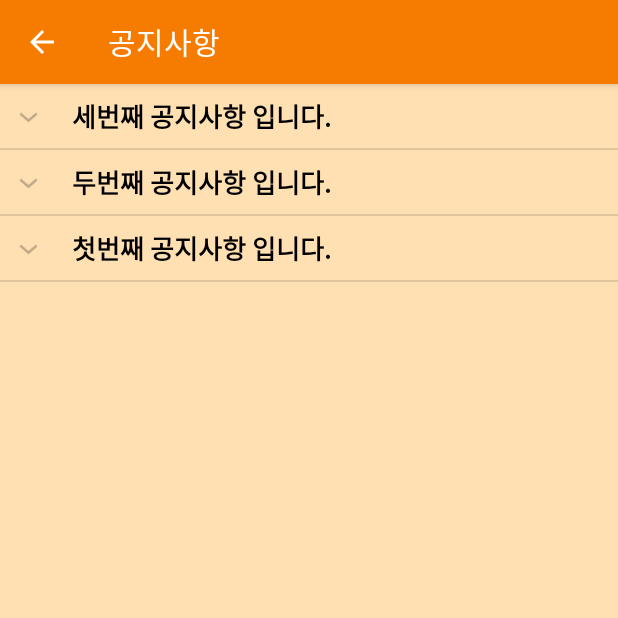
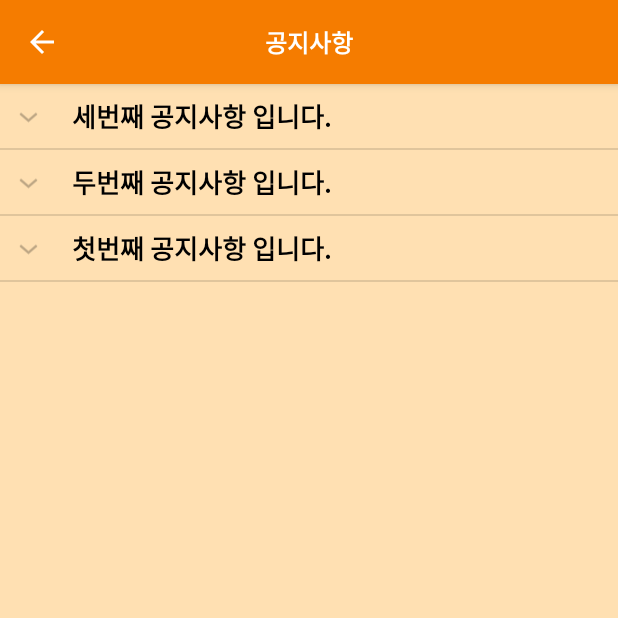
Before and after one commit to JJungRE/MCalendar, an Android app: the MainActivity screen opened directly, with no data from a screen before it, after a tap on "공지사항", on a phone screen of 412 x 824 dp, the top half of it. Run offline under Robolectric (Android 15) with nearby library versions, the phone set to English and light mode, and no system bars; 2 statements that could not run were skipped; 3 other taps on this screen came first.

Commit message:
타이틀 센터 정렬

```diff
--- a/app/src/main/java/com/roopre/mcalendar/MainActivity.java
+++ b/app/src/main/java/com/roopre/mcalendar/MainActivity.java
@@ -8,10 +8,12 @@ import android.os.Bundle;
 import android.support.design.widget.NavigationView;
 import android.support.v4.view.GravityCompat;
 import android.support.v4.widget.DrawerLayout;
+import android.support.v7.app.ActionBar;
 import android.support.v7.app.ActionBarDrawerToggle;
 import android.support.v7.app.AppCompatActivity;
 import android.support.v7.widget.Toolbar;
 import android.util.Log;
+import android.view.Gravity;
 import android.view.Menu;
 import android.view.MenuItem;
 import android.view.View;
@@ -51,6 +53,8 @@ public class MainActivity extends AppCompatActivity
     DrawerLayout drawer;
     ActionBarDrawerToggle toggle;
 
+    ActionBar actionBar;
+    TextView title_tv;
     Menu menu;
 
     //2017-11-29 종민추가
@@ -114,6 +118,20 @@ public class MainActivity extends AppCompatActivity
 
         Toolbar toolbar = (Toolbar) findViewById(R.id.toolbar);
         setSupportActionBar(toolbar);
+        View viewActionBar = getLayoutInflater().inflate(R.layout.custom_title, null);
+        ActionBar.LayoutParams params = new ActionBar.LayoutParams(//Center the textview in the ActionBar !
+                ActionBar.LayoutParams.WRAP_CONTENT,
+                ActionBar.LayoutParams.MATCH_PARENT,
+                Gravity.CENTER);
+        TextView textviewTitle = (TextView) viewActionBar.findViewById(R.id.toolbar_title);
+
+        actionBar = getSupportActionBar();
+        actionBar.setCustomView(viewActionBar, params);
+        actionBar.setDisplayShowCustomEnabled(true);
+        actionBar.setDisplayShowTitleEnabled(false);
+        actionBar.setDisplayHomeAsUpEnabled(true);
+        actionBar.setIcon(R.color.transparent);
+        actionBar.setHomeButtonEnabled(true);
 
         drawer = (DrawerLayout) findViewById(R.id.drawer_layout);
         toggle = new ActionBarDrawerToggle(
--- a/app/src/main/java/com/roopre/mcalendar/NoticeActivity.java
+++ b/app/src/main/java/com/roopre/mcalendar/NoticeActivity.java
@@ -3,7 +3,10 @@ package com.roopre.mcalendar;
 import android.os.Bundle;
 import android.support.v7.app.ActionBar;
 import android.support.v7.app.AppCompatActivity;
+import android.view.Gravity;
+import android.view.View;
 import android.widget.ExpandableListView;
+import android.widget.TextView;
 
 import java.util.ArrayList;
 import java.util.HashMap;
@@ -37,12 +40,20 @@ public class NoticeActivity extends AppCompatActivity {
         // setting list adapter
         expListView.setAdapter(listAdapter);
 
-        //actionBar 객체를 가져올 수 있다.
-        ActionBar actionBar = getSupportActionBar();
-
-//        //메뉴바에 '<' 버튼이 생긴다.(두개는 항상 같이다닌다)
-        actionBar.setDisplayHomeAsUpEnabled(true);
-        actionBar.setHomeButtonEnabled(true);
+        final ActionBar abar = getSupportActionBar();
+        View viewActionBar = getLayoutInflater().inflate(R.layout.custom_title, null);
+        ActionBar.LayoutParams params = new ActionBar.LayoutParams(//Center the textview in the ActionBar !
+                ActionBar.LayoutParams.WRAP_CONTENT,
+                ActionBar.LayoutParams.MATCH_PARENT,
+                Gravity.CENTER);
+        TextView textviewTitle = (TextView) viewActionBar.findViewById(R.id.toolbar_title);
+        textviewTitle.setText("공지사항");
+        abar.setCustomView(viewActionBar, params);
+        abar.setDisplayShowCustomEnabled(true);
+        abar.setDisplayShowTitleEnabled(false);
+        abar.setDisplayHomeAsUpEnabled(true);
+        abar.setIcon(R.color.transparent);
+        abar.setHomeButtonEnabled(true);
     }
 
     /*
--- a/app/src/main/java/com/roopre/mcalendar/SetupActivity.java
+++ b/app/src/main/java/com/roopre/mcalendar/SetupActivity.java
@@ -65,7 +65,7 @@ public class SetupActivity extends AppCompatActivity
     @Override
     public void onResume() {
         super.onResume();
-        SetInit();
+        //SetInit();
     }
 
     private void SetInit() {
--- /dev/null
+++ b/app/src/main/res/layout/custom_title.xml
@@ -0,0 +1,21 @@
+<?xml version="1.0" encoding="utf-8"?>
+<LinearLayout xmlns:android="http://schemas.android.com/apk/res/android"
+    android:layout_width="match_parent"
+    android:layout_height="wrap_content"
+    android:layout_gravity="center"
+    android:gravity="center"
+    android:orientation="vertical">
+
+    <TextView
+        android:id="@+id/toolbar_title"
+        android:layout_width="wrap_content"
+        android:layout_weight="1"
+        android:layout_height="wrap_content"
+        android:layout_gravity="center"
+        android:gravity="center"
+        android:text="@string/app_name"
+        android:textColor="@color/White"
+        android:textStyle="bold"
+        android:textSize="@dimen/main_large_text_size" />
+
+</LinearLayout>
```
